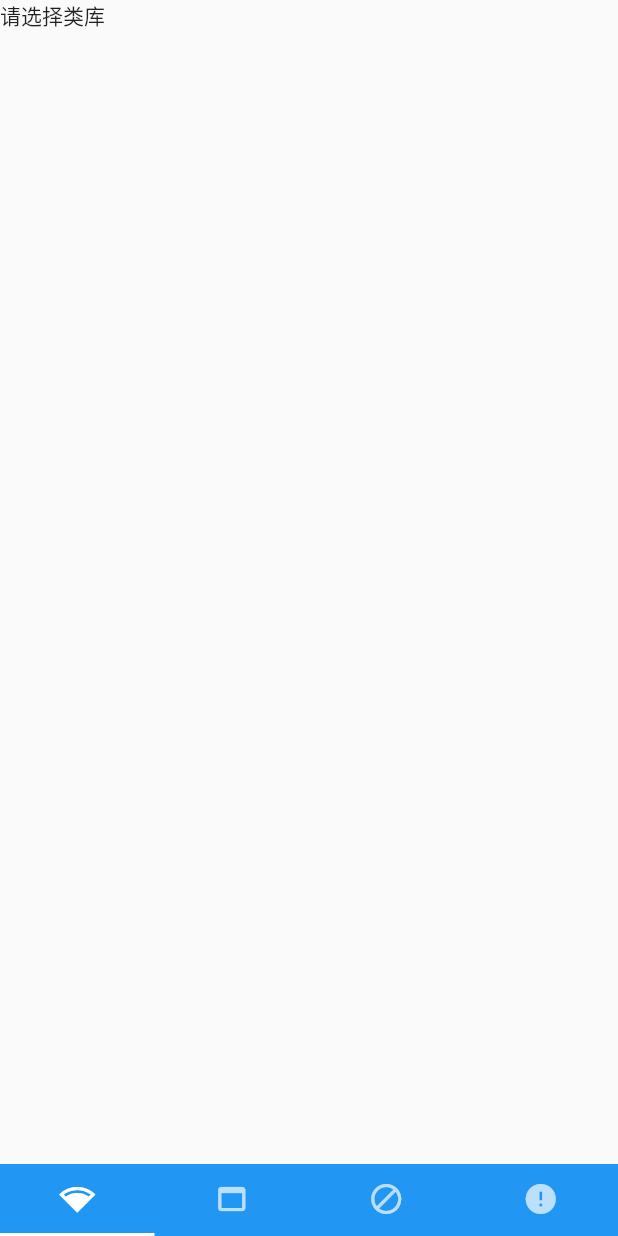
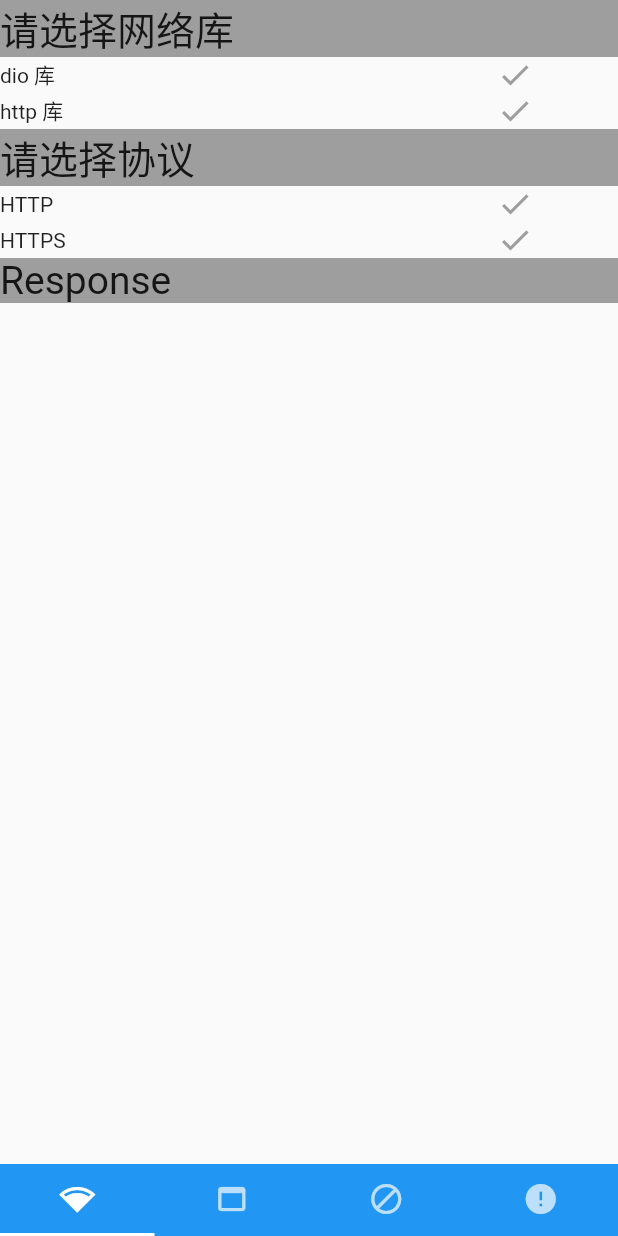
Before and after one commit to karp-hope/flutter-ty-demo, a Flutter app: the screen it shows after launch, on a phone screen of 412 x 824 dp. Run offline on Flutter 3.47's test engine with Material 2 defaults, Android fonts, the phone set to English and light mode, and no system bars.

Commit message:
添加相关的网络部分的布局到相关的内容之中

```diff
--- a/lib/tabs/network.dart
+++ b/lib/tabs/network.dart
@@ -10,17 +10,52 @@ class Network extends StatefulWidget{
 }
 
 class NetworkState extends State<Network>{
+
+  Widget createSelectItem(String libName){
+    return new Row(
+      mainAxisAlignment: MainAxisAlignment.spaceEvenly,
+      children: <Widget>[
+        Expanded(
+          flex: 2,
+          child : new Text(libName),
+        ),
+        Expanded(
+            flex: 1,
+            child : new Icon(Icons.check, color: Colors.grey,)
+        ),
+      ],
+    );
+  }
+
+  Widget createTag(String tagName){
+    return new Container(
+      child: new Row(
+        children: <Widget>[
+          new Text(tagName, style: TextStyle(fontSize: 26)),
+        ],
+      ),
+      color: Colors.grey[500],
+    );
+  }
+
   @override
   Widget build(BuildContext context) {
     return new Scaffold(
       body: new Container(
 //        child: SafeArea(
-          child: new Row(
+          child: new Column(
 //          text从左还是右开始显示
             textDirection: TextDirection.ltr,
             children: <Widget>[
-              new Text('请选择类库')
+              createTag('请选择网络库'),
+              createSelectItem('dio 库'),
+              createSelectItem('http 库'),
+              createTag('请选择协议'),
+              createSelectItem('HTTP'),
+              createSelectItem('HTTPS'),
+              createTag('Response'),
             ],
+
           ),
         )
 //      ),
--- a/pubspec.yaml
+++ b/pubspec.yaml
@@ -23,6 +23,8 @@ dependencies:
   # The following adds the Cupertino Icons font to your application.
   # Use with the CupertinoIcons class for iOS style icons.
   cupertino_icons: ^0.1.2
+
+  http: ^0.12.0+2
 
 dev_dependencies:
   flutter_test:
```
Also changed, not shown: pubspec.lock.
